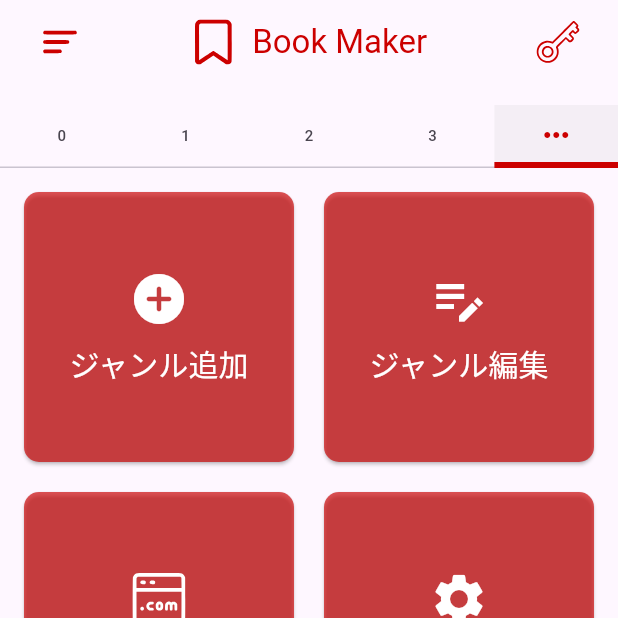
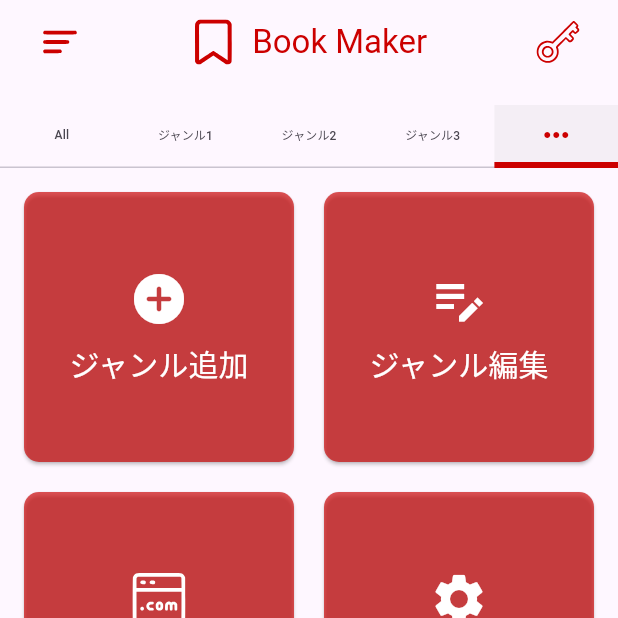
Before and after one commit to dev-yamamon01/BookMarker, a Flutter app: the screen it shows after launch, tab 5 chosen, on a phone screen of 412 x 824 dp, the top half of it. Run offline on Flutter 3.47's test engine with Material 3 defaults, Android fonts, the light colour scheme and no system bars; our stand-ins replace drift, flutter_rating_bar, flutter_riverpod, flutter_svg, go_router, rxdart and 2 more; missing offline and left inert: webview_flutter_android, webview_flutter_wkwebview; accounts and stored records are empty; generated files the repository leaves out were written again; statements that could not run were skipped.

Commit message:
feat:カスタムクラスを作成し、TabBarにジャンル名を表示

```diff
--- a/lib/components/my_tabbar.dart
+++ b/lib/components/my_tabbar.dart
@@ -1,18 +1,20 @@
 import 'package:flutter/material.dart';
 import 'package:bookmarker/data/database.dart';
 import 'package:bookmarker/utils/my_colors.dart';
+import 'package:bookmarker/data/models/urls_by_genre_name.dart';
 
 //AppBarには高さの制限があるため、TabBarは高さを自動的に決める必要があるが
 //StatelessWidgetはサイズの情報をも持たないのでkToolbarHeight(AppBarの高さ)を伝える
 class MyTabBar extends StatelessWidget implements PreferredSizeWidget{
   final TabController? tabController;
-  final Map<int,List<Url>?> genreMap;
+  final Map<int,UrlsByGenreName?> genreMap;
 
   const MyTabBar({super.key,required this.tabController,required this.genreMap});
 
   @override
   Widget build(BuildContext context) {
     return TabBar(
+      labelPadding: EdgeInsets.symmetric(horizontal: 1.0),
       controller: tabController, // カスタムコントローラーを指定
       overlayColor: MaterialStateProperty.all(Colors.transparent), // リップルエフェクトを非表示
       indicator: BoxDecoration(
@@ -23,15 +25,18 @@ class MyTabBar extends StatelessWidget implements PreferredSizeWidget{
       ),
       indicatorSize: TabBarIndicatorSize.tab, // ラベルのサイズに合わせたインジケーター,
       labelStyle: TextStyle(
-        fontSize: 12,
+        fontSize: 10,
         fontWeight: FontWeight.bold,
         color: MyColors.primary,
 
       ),
-      unselectedLabelStyle: TextStyle(fontSize: 10),
+      unselectedLabelStyle: TextStyle(fontSize: 8),
       tabs: [
         ...genreMap.entries.map((entry) {
-          return Tab(text: entry.key.toString() ?? "",height: 40,);
+          return Tab(
+            text: entry.value?.name ?? "",
+            height: 40,
+          );//ここでジャンル名を表示
         }).toList(),
         Tab(icon: Icon(Icons.more_horiz),height: 40,),
       ],
--- /dev/null
+++ b/lib/data/models/urls_by_genre_name.dart
@@ -0,0 +1,8 @@
+import 'package:bookmarker/data/database.dart';
+
+class UrlsByGenreName {
+  final String name;
+  final List<Url> urls;
+
+  UrlsByGenreName({required this.name, required this.urls});
+}
--- a/lib/main.dart
+++ b/lib/main.dart
@@ -15,6 +15,7 @@ import 'package:bookmarker/router.dart';
 import 'package:bookmarker/utils/my_colors.dart';
 import 'package:flutter_riverpod/flutter_riverpod.dart';
 import 'package:bookmarker/providers/url_provider.dart';
+import 'package:bookmarker/data/models/urls_by_genre_name.dart';
 
 // ✅ グローバルにデータベースインスタンスを作成
 final AppDatabase database = AppDatabase();
@@ -53,7 +54,7 @@ class MyHomePageState extends ConsumerState<MyHomePage> with TickerProviderState
   final GlobalKey<ScaffoldState> _scaffoldKey = GlobalKey<ScaffoldState>();
 
   List<Url>? genre1Urls,genre2Urls,genre3Urls,top3Urls;
-  Map<int,List<Url>?> genreMap={};
+  //Map<int,UrlsByGenreName?> genreMap={};
   bool isItemLoaded=false;
 
   @override
@@ -127,7 +128,7 @@ class MyHomePageState extends ConsumerState<MyHomePage> with TickerProviderState
                 controller: _tabController, // コントローラーを指定
                 children:[
                   ...genreMap.entries.map((entry) {
-                    return CategoryListView(urls: entry.value ?? []);
+                    return CategoryListView(urls: entry.value.urls ?? []);
                   }).toList(),
                   CategoryMoreScreen(),
                 ]
--- a/lib/providers/url_provider.dart
+++ b/lib/providers/url_provider.dart
@@ -3,8 +3,9 @@ import 'package:bookmarker/data/database.dart';
 import 'package:bookmarker/data/models/tables.dart';
 import 'package:flutter_riverpod/flutter_riverpod.dart';
 import 'package:rxdart/rxdart.dart';
+import 'package:bookmarker/data/models/urls_by_genre_name.dart';
 
-final urlMapProvider = StreamProvider<Map<int, List<Url>>>((ref) {
+final urlMapProvider = StreamProvider<Map<int, UrlsByGenreName>>((ref) {
   final db = AppDatabase();
 
   // genresとurlsをリアクティブに監視
@@ -15,12 +16,15 @@ final urlMapProvider = StreamProvider<Map<int, List<Url>>>((ref) {
     genreStream,
     urlStream,
         (List<Genre> genres, List<Url> urls) {
-      final Map<int, List<Url>> genreMap = {};
-      genreMap[0] = urls;
+      final Map<int, UrlsByGenreName> genreMap = {};
+      genreMap[0]=UrlsByGenreName(name: "All", urls: urls);
 
       for (final genre in genres) {
-        genreMap[genre.id] =
-            urls.where((url) => url.genreId == genre.id).toList();
+
+        genreMap[genre.id] = UrlsByGenreName(
+            name: genre.genreName,
+            urls: urls.where((url) => url.genreId == genre.id).toList());
+
       }
 
       return genreMap;
```
